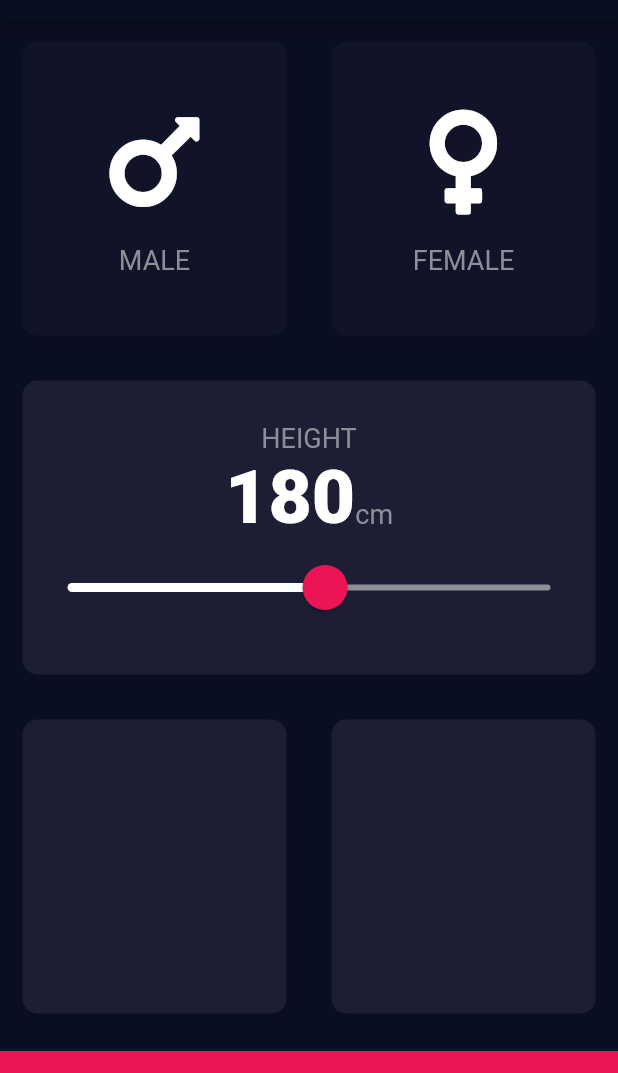
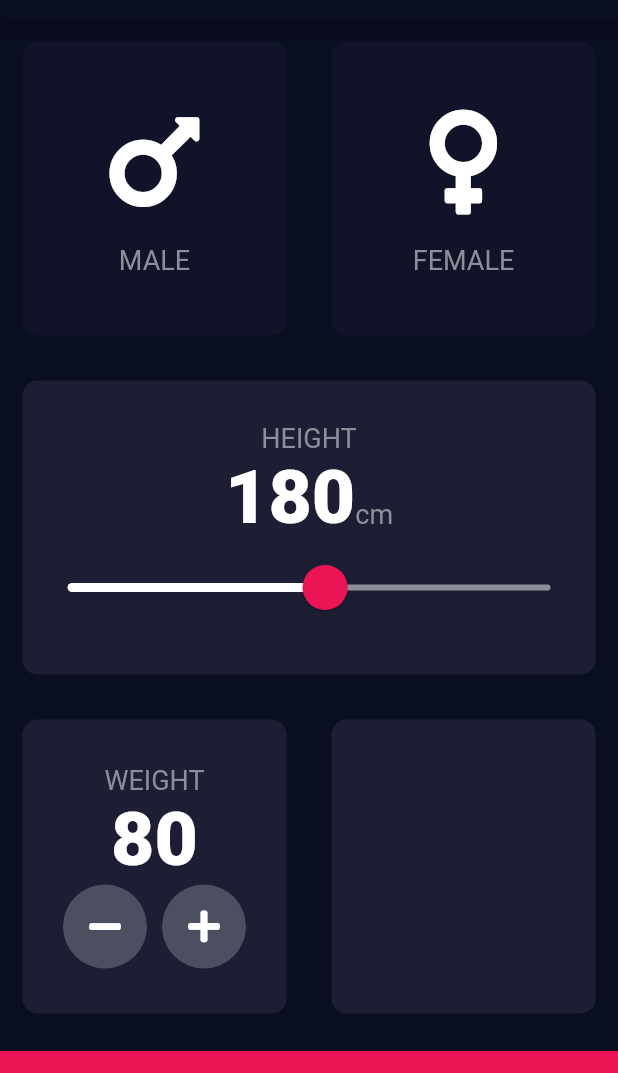
Before and after one commit to ldasha60/bmi-calculator-flutter, a Flutter app: the screen it shows after launch, on a phone screen of 412 x 824 dp, the part 65-1138 px from its top. Run offline on Flutter 3.47's test engine with Material 2 defaults, Android fonts, the phone set to English and light mode, and no system bars; our stand-ins replace font_awesome_flutter.

Commit message:
Add RoundIconButton

```diff
--- a/lib/input_page.dart
+++ b/lib/input_page.dart
@@ -11,6 +11,7 @@ enum Gender {
 }
 
 int userHeight = 180;
+int userWeight = 80;
 
 class InputPage extends StatefulWidget {
   @override
@@ -82,10 +83,7 @@ class _InputPageState extends State<InputPage> {
                       textBaseline: TextBaseline.alphabetic,
                       children: <Widget>[
                         Text(userHeight.toString(), style: kNumberTextStyle),
-                        Text(
-                          'cm',
-                          style: kLabelTextStyle,
-                        )
+                        Text('cm', style: kLabelTextStyle),
                       ],
                     ),
                     Slider(
@@ -107,6 +105,35 @@ class _InputPageState extends State<InputPage> {
                 children: <Widget>[
                   Expanded(
                     child: ReusableCard(
+                      cardChild: Column(
+                        mainAxisAlignment: MainAxisAlignment.center,
+                        children: <Widget>[
+                          Text('WEIGHT', style: kLabelTextStyle),
+                          Text(userWeight.toString(), style: kNumberTextStyle),
+                          Row(
+                            mainAxisAlignment: MainAxisAlignment.center,
+                            children: <Widget>[
+                              RoundIconButton(
+                                icon: FontAwesomeIcons.minus,
+                                onPressed: () {
+                                  setState(() {
+                                    userWeight--;
+                                  });
+                                },
+                              ),
+                              SizedBox(width: 10.0),
+                              RoundIconButton(
+                                icon: FontAwesomeIcons.plus,
+                                onPressed: () {
+                                  setState(() {
+                                    userWeight++;
+                                  });
+                                },
+                              ),
+                            ],
+                          ),
+                        ],
+                      ),
                       color: kActiveCardColor,
                     ),
                   ),
@@ -128,3 +155,28 @@ class _InputPageState extends State<InputPage> {
         ));
   }
 }
+
+class RoundIconButton extends StatelessWidget {
+  RoundIconButton({this.icon, this.onPressed});
+
+  final IconData icon;
+  final Function onPressed;
+
+  @override
+  Widget build(BuildContext context) {
+    return RawMaterialButton(
+      child: Icon(
+        icon,
+        color: Colors.white,
+      ),
+      onPressed: onPressed,
+      elevation: 0.0,
+      constraints: BoxConstraints.tightFor(
+        width: 56.0,
+        height: 56.0,
+      ),
+      fillColor: Color(0xFF4C4F5F),
+      shape: CircleBorder(),
+    );
+  }
+}
```
